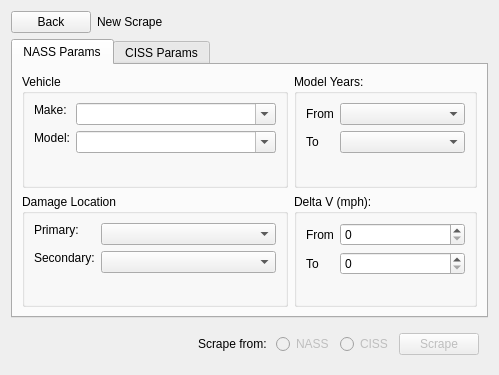
Old version of the form src/app/ui/ScrapeMenu.ui in the repository caden-maxwell/nhtsa-scrape.
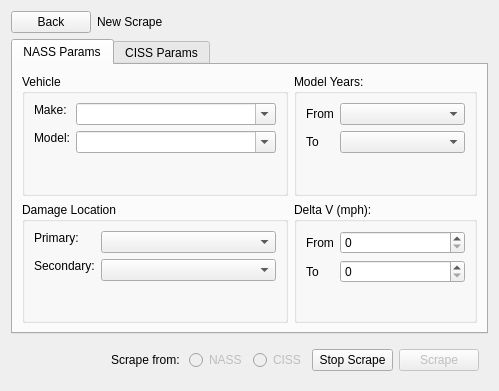
New version of the form.

Commit message: Stop scraping functionality

The edit to the form file:
```diff
--- a/src/app/ui/ScrapeMenu.ui
+++ b/src/app/ui/ScrapeMenu.ui
@@ -7,7 +7,7 @@
     <x>0</x>
     <y>0</y>
     <width>499</width>
-    <height>375</height>
+    <height>391</height>
    </rect>
   </property>
   <property name="windowTitle">
@@ -570,6 +570,19 @@
         </attribute>
        </widget>
       </item>
+      <item>
+       <widget class="QPushButton" name="stopBtn">
+        <property name="enabled">
+         <bool>true</bool>
+        </property>
+        <property name="text">
+         <string> Stop Scrape </string>
+        </property>
+        <property name="default">
+         <bool>false</bool>
+        </property>
+       </widget>
+      </item>
       <item>
        <widget class="QPushButton" name="submitBtn">
         <property name="enabled">
```
The commit also changes 5 other files.
